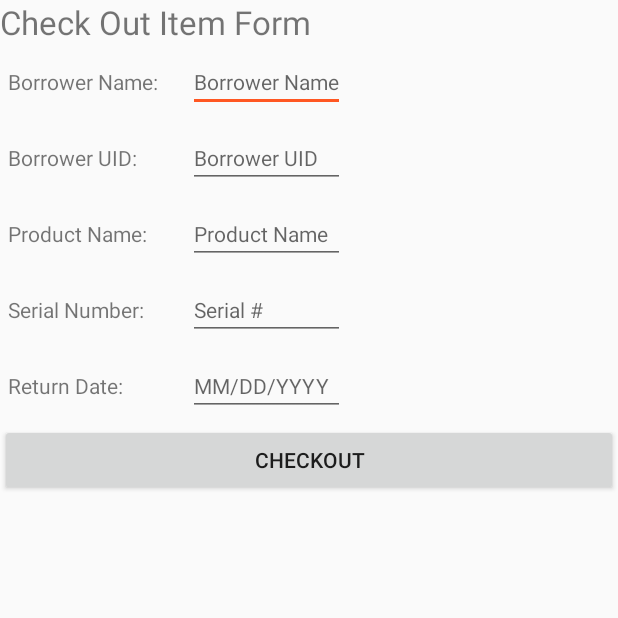
After one commit to ibrcic/torvalds-senior-dev, an Android app: the ItemCheckoutActivity screen opened directly, with no data from a screen before it, on a phone screen of 412 x 824 dp, the top half of it. The commit adds this screen. Run offline under Robolectric (Android 15) with nearby library versions, the phone set to English and light mode, and no system bars.

Commit message:
feat: creates Item Checkout Form UI

```diff
--- a/android/ISTInventoryManagement/app/src/main/AndroidManifest.xml
+++ b/android/ISTInventoryManagement/app/src/main/AndroidManifest.xml
@@ -34,6 +34,13 @@
                 android:name="android.support.PARENT_ACTIVITY"
                 android:value=".view.ItemListActivity" />
         </activity>
+        <activity android:name=".view.ItemCheckoutActivity">
+            <intent-filter>
+                <action android:name="android.intent.action.MAIN" />
+
+                <category android:name="android.intent.category.LAUNCHER" />
+            </intent-filter>
+        </activity>
     </application>
 
 </manifest>
--- /dev/null
+++ b/android/ISTInventoryManagement/app/src/main/java/torvalds/istinventorymanagement/view/ItemCheckoutActivity.java
@@ -0,0 +1,28 @@
+package torvalds.istinventorymanagement.view;
+
+import android.app.Activity;
+import android.content.Intent;
+import android.os.Bundle;
+import android.view.View;
+import android.view.WindowManager;
+import android.widget.CheckBox;
+import android.widget.EditText;
+import android.widget.Spinner;
+
+import torvalds.istinventorymanagement.R;
+
+/**
+ * Created by Hassan Jegan Ndow on 4/2/2017.
+ */
+
+public class ItemCheckoutActivity extends Activity {
+
+    @Override
+    public void onCreate(Bundle savedInstanceState) {
+        super.onCreate(savedInstanceState);
+        setContentView(R.layout.activity_checkout_form);
+        this.getWindow().setSoftInputMode(WindowManager.LayoutParams.SOFT_INPUT_STATE_ALWAYS_HIDDEN);
+
+
+    }
+}
--- /dev/null
+++ b/android/ISTInventoryManagement/app/src/main/res/layout/activity_checkout_form.xml
@@ -0,0 +1,170 @@
+<?xml version="1.0" encoding="utf-8"?>
+<ScrollView
+    xmlns:android="http://schemas.android.com/apk/res/android"
+    android:id="@+id/ScrollView01"
+    android:layout_width="match_parent"
+    android:layout_height="wrap_content"
+    android:scrollbars="vertical">
+
+
+        <!--Put form controls here-->
+
+    <LinearLayout
+        android:layout_width="fill_parent"
+        android:orientation="vertical"
+        android:layout_height="fill_parent">
+
+        <TextView
+            android:id="@+id/TextViewTitle"
+            android:layout_width="wrap_content"
+            android:layout_height="wrap_content"
+            android:text="@string/feedbacktitle"
+            android:textSize="10pt"></TextView>
+
+        <TableLayout xmlns:android="http://schemas.android.com/apk/res/android"
+                     android:id="@+id/tableLayout1"
+                     android:layout_width="wrap_content"
+                     android:layout_height="fill_parent" >
+
+
+            <TableRow
+                android:id="@+id/tableRow1"
+                android:layout_width="wrap_content"
+                android:layout_height="wrap_content"
+                android:padding="5dip" >
+
+                <TextView
+                    android:id="@+id/TextViewBorrowerNameLabel"
+                    android:layout_width="wrap_content"
+                    android:layout_height="wrap_content"
+                    android:text="@string/borrowNameLabel">
+                </TextView>
+
+                <EditText
+                    android:id="@+id/EditTextBorrowerName"
+                    android:layout_height="wrap_content"
+                    android:hint="@string/borrowerName"
+                    android:inputType="textPersonName"
+                    android:layout_width="wrap_content"
+                    android:layout_marginLeft="20dp"
+                    android:textSize="14sp">
+                </EditText>
+            </TableRow>
+
+            <TableRow
+                android:id="@+id/tableRow2"
+                android:layout_width="wrap_content"
+                android:layout_height="wrap_content"
+                android:padding="5dip" >
+                <TextView
+                    android:id="@+id/TextViewBorrowerUidLabel"
+                    android:layout_width="wrap_content"
+                    android:layout_height="wrap_content"
+                    android:text="@string/borrowerUidLabel">
+                </TextView>
+
+                <EditText
+                    android:id="@+id/EditTextBorrowerUid"
+                    android:layout_height="wrap_content"
+                    android:hint="@string/borrowerUid"
+                    android:inputType="textPersonName"
+                    android:layout_width="wrap_content"
+                    android:layout_marginLeft="20dp"
+                    android:textSize="14sp">
+                </EditText>
+            </TableRow>
+
+            <TableRow
+                android:id="@+id/tableRow3"
+                android:layout_width="wrap_content"
+                android:layout_height="wrap_content"
+                android:padding="5dip" >
+
+                <TextView
+                    android:id="@+id/TextViewProductNameLabel"
+                    android:layout_width="wrap_content"
+                    android:layout_height="wrap_content"
+                    android:text="@string/productNameLabel">
+                </TextView>
+
+                <EditText
+                    android:id="@+id/EditTextProductName"
+                    android:layout_height="wrap_content"
+                    android:hint="@string/productName"
+                    android:inputType="textPersonName"
+                    android:layout_width="wrap_content"
+                    android:layout_marginLeft="20dp"
+                    android:textSize="14sp">
+                </EditText>
+            </TableRow>
+
+            <TableRow
+                android:id="@+id/tableRow4"
+                android:layout_width="wrap_content"
+                android:layout_height="wrap_content"
+                android:padding="5dip" >
+                <TextView
+                    android:id="@+id/TextViewSerialNumberLabel"
+                    android:layout_width="wrap_content"
+                    android:layout_height="wrap_content"
+                    android:text="@string/serialNumberLabel">
+                </TextView>
+
+                <EditText
+                    android:id="@+id/EditTextSerialNumber"
+                    android:layout_height="wrap_content"
+                    android:hint="@string/serialNumber"
+                    android:inputType="textPersonName"
+                    android:layout_width="wrap_content"
+                    android:layout_marginLeft="20dp"
+                    android:textSize="14sp">
+                </EditText>
+
+            </TableRow>
+
+            <TableRow
+                android:id="@+id/tableRow5"
+                android:layout_width="wrap_content"
+                android:layout_height="wrap_content"
+                android:padding="5dip" >
+                <TextView
+                    android:id="@+id/TextViewReturnDateLabel"
+                    android:layout_width="wrap_content"
+                    android:layout_height="wrap_content"
+                    android:text="@string/returnDateLabel">
+                </TextView>
+
+                <EditText
+                    android:id="@+id/EditTextReturnDate"
+                    android:layout_height="wrap_content"
+                    android:hint="@string/returnDate"
+                    android:inputType="date"
+                    android:layout_width="wrap_content"
+                    android:layout_marginLeft="20dp"
+                    android:textSize="14sp">
+                </EditText>
+
+            </TableRow>
+
+        </TableLayout>
+
+        <Button
+            android:id="@+id/ButtonSendFeedback"
+            android:layout_height="wrap_content"
+            android:text="@string/checkout_submit"
+            android:onClick="sendCheckout"
+            android:layout_width="fill_parent">
+        </Button>
+
+
+        </LinearLayout>
+
+
+
+
+
+
+
+
+
+</ScrollView>
--- a/android/ISTInventoryManagement/app/src/main/res/values/strings.xml
+++ b/android/ISTInventoryManagement/app/src/main/res/values/strings.xml
@@ -7,4 +7,18 @@
     <string name="item_view_checkout_user_button">Checkout item to user</string>
     <string name="item_view_checkout_location_button">Checkout item to location</string>
     <string name="item_view_report_button">Report missing</string>
+    <string name="feedbacktitle">Check Out Item Form</string>
+    <string name="borrowNameLabel">Borrower Name:</string>
+    <string name="borrowerName">Borrower Name</string>
+    <string name="borrowerUidLabel">Borrower UID:</string>
+    <string name="borrowerUid">Borrower UID</string>
+    <string name="productNameLabel">Product Name:</string>
+    <string name="productName">Product Name</string>
+    <string name="serialNumberLabel">Serial Number:</string>
+    <string name="serialNumber">Serial #</string>
+    <string name="item_checkout_header">Item Checkout Form</string>
+    <string name="returnDateLabel">Return Date:</string>
+    <string name="returnDate">MM/DD/YYYY</string>
+    <string name="checkout_submit">Checkout</string>
+
 </resources>
```
